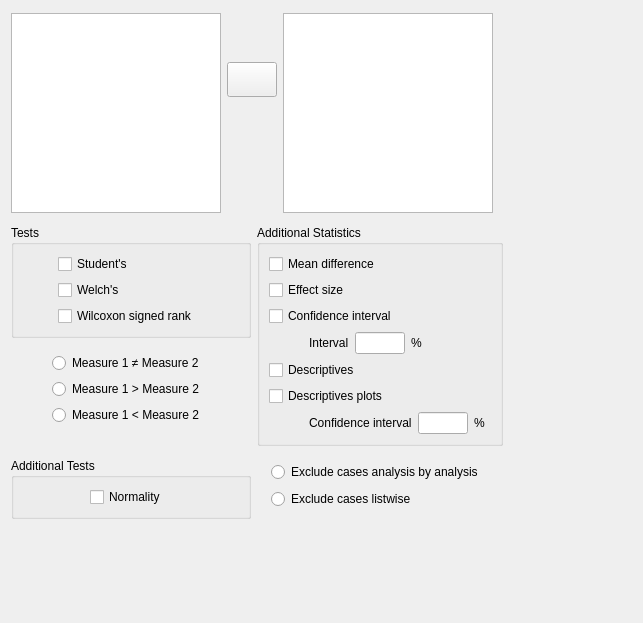
jasp-stats/jasp-desktop, file JASP-Desktop/analysisforms/ttestpairedsamplesform.ui: the form before one commit.
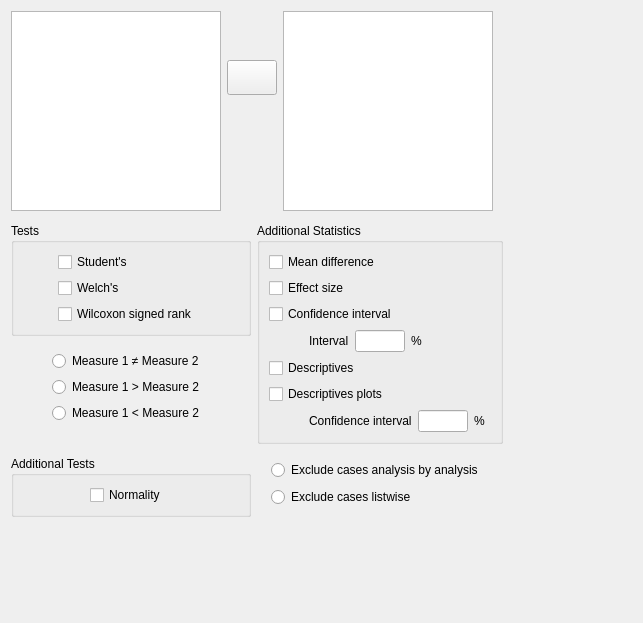
The form after the commit. Custom widgets are drawn as their Qt base class.

Commit message: UI Changes Stage 5 - Ubuntu Changes

What changed in the file:
```diff
--- a/JASP-Desktop/analysisforms/ttestpairedsamplesform.ui
+++ b/JASP-Desktop/analysisforms/ttestpairedsamplesform.ui
@@ -29,9 +29,6 @@
    <property name="spacing">
     <number>3</number>
    </property>
-   <property name="topMargin">
-    <number>13</number>
-   </property>
    <item>
     <widget class="QWidget" name="horizontalWidget" native="true">
      <property name="sizePolicy">
```
Left out of the diff: 18 changed lines with no effect on the pictures. The commit also changes 5 other files.
